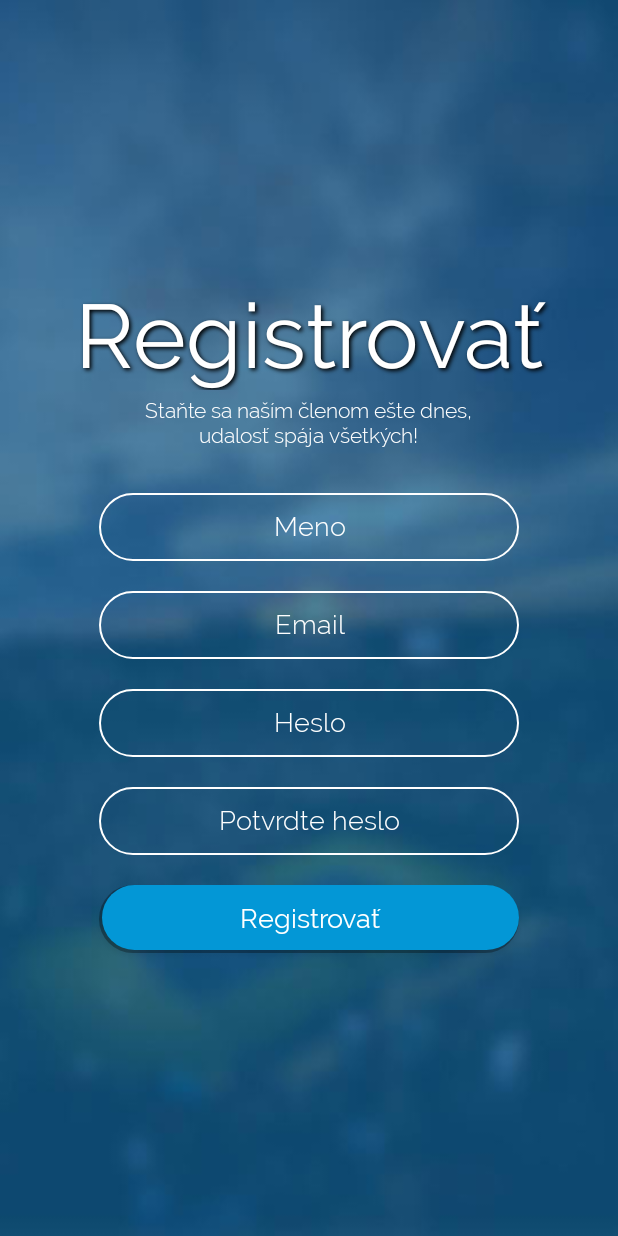
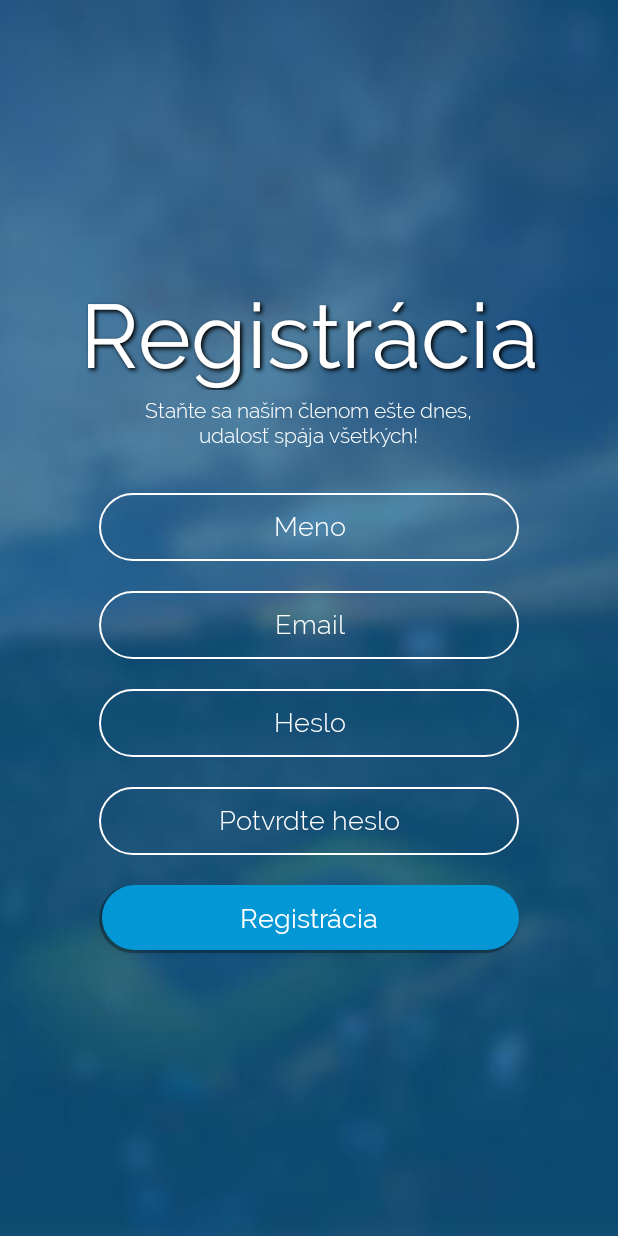
Before and after one commit to matebence/Udalosti-Android, an Android app: the fragment Registracia placed in its activity, on a phone screen of 412 x 824 dp. Run offline under Robolectric (Android 15) with nearby library versions, the phone set to English and light mode, and no system bars.

Commit message:
Odstranenie chyb z textu

```diff
--- a/app/src/main/res/values/strings.xml
+++ b/app/src/main/res/values/strings.xml
@@ -45,7 +45,7 @@
 
     <!-- Autentifikator registracia -->
     <string name="autentifikacia_registracia_text">Staňte sa naším členom ešte dnes, udalosť spája všetkých!</string>
-    <string name="autentifikacia_registrovat">Registrovať</string>
+    <string name="autentifikacia_registrovat">Registrácia</string>
     <string name="autentifikacia_uspesna_registracia">Registrácia prebehla úspesne! Možete sa prihlásiť.</string>
 
     <!-- Udalosti -->
```
